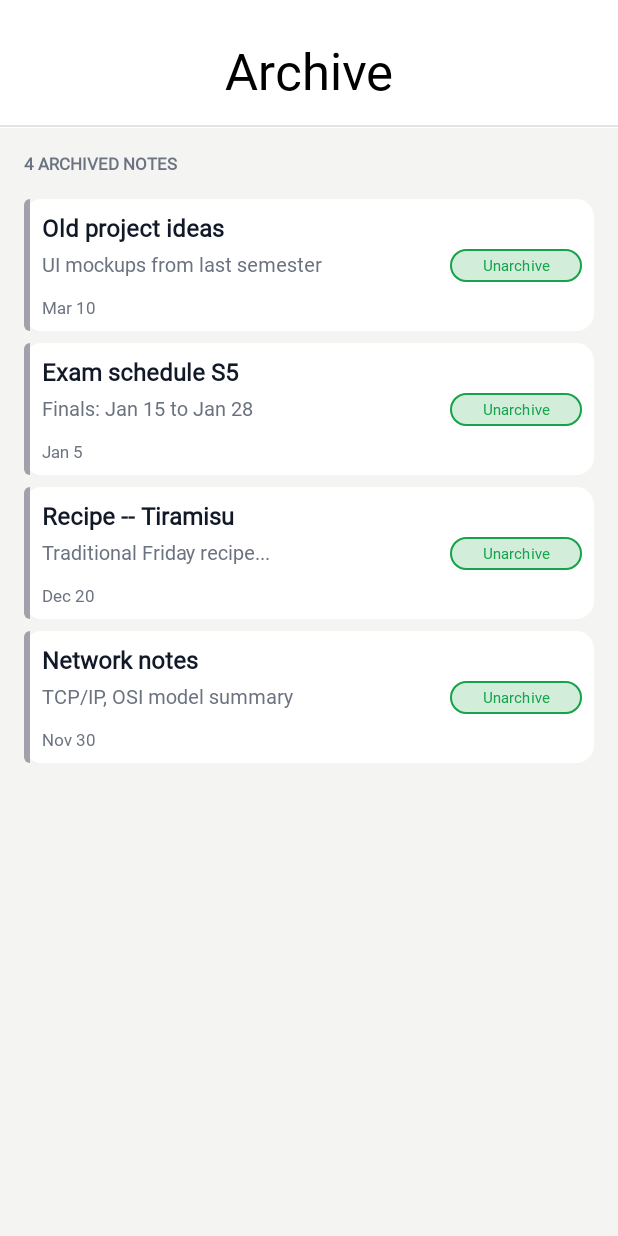
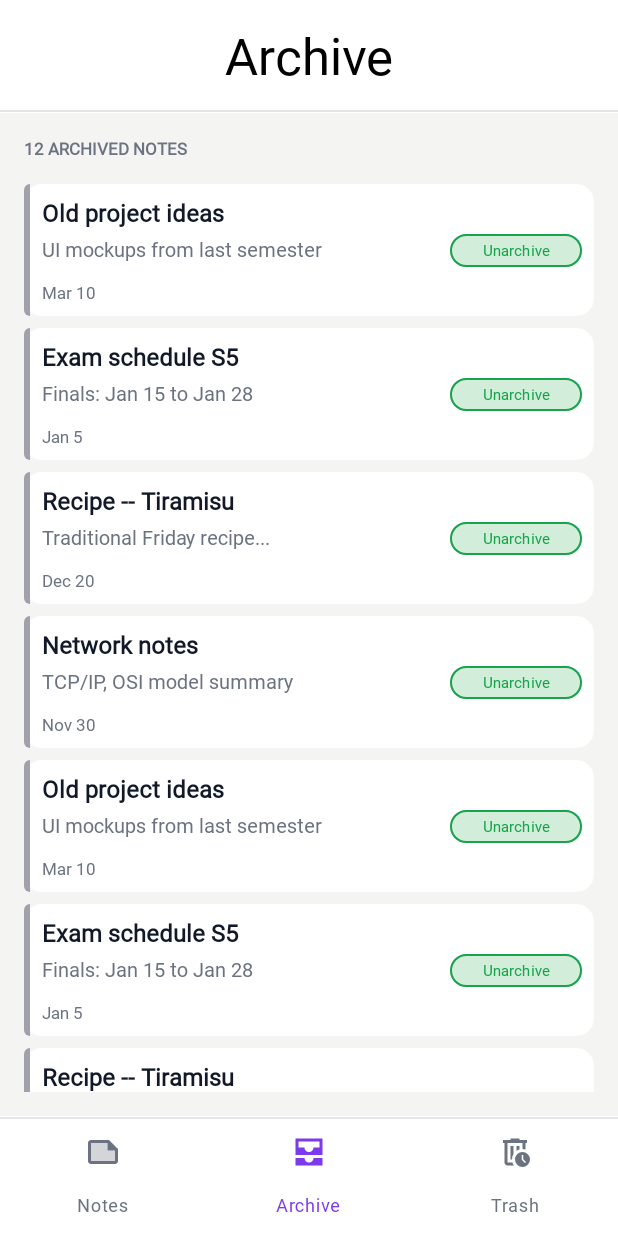
Before and after one commit to RyZeDZ/MyNotes-App, an Android app: the screen it shows after launch (ArchiveActivity), on a phone screen of 412 x 824 dp. Run offline under Robolectric (Android 15) with nearby library versions, the light colour scheme and no system bars.

Commit message:
Add bottom navigation bar with icons and selectors

```diff
--- a/app/src/main/java/com/example/mynotes/ArchiveActivity.java
+++ b/app/src/main/java/com/example/mynotes/ArchiveActivity.java
@@ -6,6 +6,8 @@ import android.widget.TextView;
 import androidx.appcompat.app.AppCompatActivity;
 import androidx.recyclerview.widget.LinearLayoutManager;
 import androidx.recyclerview.widget.RecyclerView;
+
+import com.google.android.material.bottomnavigation.BottomNavigationView;
 
 import java.util.ArrayList;
 import java.util.List;
@@ -26,6 +28,14 @@ public class ArchiveActivity extends AppCompatActivity {
         notes.add(new Note("Exam schedule S5", "Finals: Jan 15 to Jan 28", "Jan 5"));
         notes.add(new Note("Recipe -- Tiramisu", "Traditional Friday recipe...", "Dec 20"));
         notes.add(new Note("Network notes", "TCP/IP, OSI model summary", "Nov 30"));
+        notes.add(new Note("Old project ideas", "UI mockups from last semester", "Mar 10"));
+        notes.add(new Note("Exam schedule S5", "Finals: Jan 15 to Jan 28", "Jan 5"));
+        notes.add(new Note("Recipe -- Tiramisu", "Traditional Friday recipe...", "Dec 20"));
+        notes.add(new Note("Network notes", "TCP/IP, OSI model summary", "Nov 30"));
+        notes.add(new Note("Old project ideas", "UI mockups from last semester", "Mar 10"));
+        notes.add(new Note("Exam schedule S5", "Finals: Jan 15 to Jan 28", "Jan 5"));
+        notes.add(new Note("Recipe -- Tiramisu", "Traditional Friday recipe...", "Dec 20"));
+        notes.add(new Note("Network notes", "TCP/IP, OSI model summary", "Nov 30"));
 
         TextView tvArchievedCount = findViewById(R.id.tvArchivedCount);
         tvArchievedCount.setText(getString(R.string.label_archived_count, notes.size()));
@@ -35,5 +45,8 @@ public class ArchiveActivity extends AppCompatActivity {
 
         adapter = new NoteAdapter(notes);
         recyclerView.setAdapter(adapter);
+
+        BottomNavigationView bottomNav = findViewById(R.id.bottomNav);
+        bottomNav.setSelectedItemId(R.id.nav_archive);
     }
 }
--- /dev/null
+++ b/app/src/main/res/drawable/bg_bottom_nav.xml
@@ -0,0 +1,19 @@
+<?xml version="1.0" encoding="utf-8"?>
+<layer-list xmlns:android="http://schemas.android.com/apk/res/android">
+    <item>
+        <shape>
+            <solid android:color="@color/cardBg"/>
+        </shape>
+    </item>
+    <item
+        android:bottom="-2dp"
+        android:left="-2dp"
+        android:right="-2dp"
+        android:top="1dp">
+        <shape>
+            <stroke
+                android:width="1.5dp"
+                android:color="@color/separator"/>
+        </shape>
+    </item>
+</layer-list>
--- /dev/null
+++ b/app/src/main/res/drawable/ic_archieve.xml
@@ -0,0 +1,5 @@
+<vector xmlns:android="http://schemas.android.com/apk/res/android" android:height="24dp" android:tint="#000000" android:viewportHeight="24" android:viewportWidth="24" android:width="24dp">
+
+    <path android:fillColor="@android:color/white" android:pathData="M21,3L3,3v11h18L21,3zM19,9h-4c0,1.62 -1.38,3 -3,3s-3,-1.38 -3,-3L5,9L5,5h14v4zM15,16h6v5L3,21v-5h6c0,1.66 1.34,3 3,3s3,-1.34 3,-3z"/>
+
+</vector>
--- /dev/null
+++ b/app/src/main/res/drawable/ic_notes.xml
@@ -0,0 +1,7 @@
+<vector xmlns:android="http://schemas.android.com/apk/res/android" android:autoMirrored="true" android:height="24dp" android:tint="#000000" android:viewportHeight="24" android:viewportWidth="24" android:width="24dp">
+
+    <path android:fillAlpha="0.3" android:fillColor="@android:color/white" android:pathData="M15,6H4v12.01h16V11h-5z" android:strokeAlpha="0.3"/>
+
+    <path android:fillColor="@android:color/white" android:pathData="M4,4c-1.1,0 -2,0.9 -2,2v12.01c0,1.1 0.9,1.99 2,1.99h16c1.1,0 2,-0.9 2,-2v-8l-6,-6L4,4zM20,18.01L4,18.01L4,6h11v5h5v7.01z"/>
+
+</vector>
--- /dev/null
+++ b/app/src/main/res/drawable/ic_trash.xml
@@ -0,0 +1,5 @@
+<vector xmlns:android="http://schemas.android.com/apk/res/android" android:height="24dp" android:tint="#000000" android:viewportHeight="960" android:viewportWidth="960" android:width="24dp">
+
+    <path android:fillColor="@android:color/white" android:pathData="M280,240L280,240L280,400Q280,400 280,481.5Q280,563 280,680Q280,701 280,721Q280,741 280,760L280,760Q280,760 280,760Q280,760 280,760L280,240ZM450,840L280,840Q247,840 223.5,816.5Q200,793 200,760L200,240L160,240L160,160L360,160L360,120L600,120L600,160L800,160L800,240L760,240L760,412Q743,407 720.5,403.5Q698,400 680,400L680,240L280,240L280,760Q280,760 280,760Q280,760 280,760L412,760Q418,781 428,801.5Q438,822 450,840ZM360,680L400,680Q400,617 420,576.5Q440,536 440,536L440,320L360,320L360,680ZM520,450Q537,439 558.5,428Q580,417 600,412L600,320L520,320L520,450ZM538.5,821.5Q480,763 480,680Q480,597 538.5,538.5Q597,480 680,480Q763,480 821.5,538.5Q880,597 880,680Q880,763 821.5,821.5Q763,880 680,880Q597,880 538.5,821.5ZM746,774L774,746L700,672L700,560L660,560L660,688L746,774Z"/>
+
+</vector>
--- /dev/null
+++ b/app/src/main/res/drawable/selector_bottom_nav.xml
@@ -0,0 +1,5 @@
+<?xml version="1.0" encoding="utf-8"?>
+<selector xmlns:android="http://schemas.android.com/apk/res/android">
+    <item android:color="@color/primary" android:state_checked="true"/>
+    <item android:color="@color/textSecondary"/>
+</selector>
--- a/app/src/main/res/layout/activity_archive.xml
+++ b/app/src/main/res/layout/activity_archive.xml
@@ -2,6 +2,7 @@
 <androidx.constraintlayout.widget.ConstraintLayout xmlns:android="http://schemas.android.com/apk/res/android"
     xmlns:app="http://schemas.android.com/apk/res-auto"
     xmlns:tools="http://schemas.android.com/tools"
+    android:fitsSystemWindows="true"
     android:layout_width="match_parent"
     android:layout_height="match_parent"
     android:background="@color/screenBg">
@@ -11,7 +12,7 @@
         android:layout_width="0dp"
         android:layout_height="wrap_content"
         android:background="@drawable/bg_toolbar"
-        android:paddingTop="20dp"
+        android:paddingTop="10dp"
         android:paddingBottom="20dp"
         android:theme="?attr/actionBarTheme"
         app:layout_constraintEnd_toEndOf="parent"
@@ -29,7 +30,7 @@
         android:layout_height="0dp"
         android:layout_margin="16dp"
         android:backgroundTint="@color/cardBg"
-        app:layout_constraintBottom_toBottomOf="parent"
+        app:layout_constraintBottom_toTopOf="@+id/bottomNav"
         app:layout_constraintEnd_toEndOf="parent"
         app:layout_constraintStart_toStartOf="parent"
         app:layout_constraintTop_toBottomOf="@+id/tvArchivedCount"
@@ -40,11 +41,24 @@
         android:layout_width="match_parent"
         android:layout_height="wrap_content"
         android:layout_margin="16dp"
-        android:text="TextView"
+        android:text="@string/label_archived_count"
         android:textColor="@color/textSecondary"
         android:textSize="11sp"
         android:textStyle="bold"
         app:layout_constraintEnd_toEndOf="parent"
         app:layout_constraintStart_toStartOf="parent"
         app:layout_constraintTop_toBottomOf="@+id/materialToolbar" />
+
+    <com.google.android.material.bottomnavigation.BottomNavigationView
+        android:id="@+id/bottomNav"
+        android:layout_width="match_parent"
+        android:layout_height="wrap_content"
+        android:background="@drawable/bg_bottom_nav"
+        app:layout_constraintBottom_toBottomOf="parent"
+        app:layout_constraintEnd_toEndOf="parent"
+        app:layout_constraintStart_toStartOf="parent"
+        app:menu="@menu/bottom_nav_menu"
+        app:itemIconTint="@drawable/selector_bottom_nav"
+        app:itemTextColor="@drawable/selector_bottom_nav"
+        app:itemActiveIndicatorStyle="@android:style/Widget.DeviceDefault"/>
 </androidx.constraintlayout.widget.ConstraintLayout>
--- /dev/null
+++ b/app/src/main/res/menu/bottom_nav_menu.xml
@@ -0,0 +1,15 @@
+<?xml version="1.0" encoding="utf-8"?>
+<menu xmlns:android="http://schemas.android.com/apk/res/android">
+    <item
+        android:id="@+id/nav_notes"
+        android:title="@string/screen_notes"
+        android:icon="@drawable/ic_notes"/>
+    <item
+        android:id="@+id/nav_archive"
+        android:title="@string/screen_archive"
+        android:icon="@drawable/ic_archieve"/>
+    <item
+        android:id="@+id/nav_trash"
+        android:title="@string/screen_trash"
+        android:icon="@drawable/ic_trash"/>
+</menu>
```
